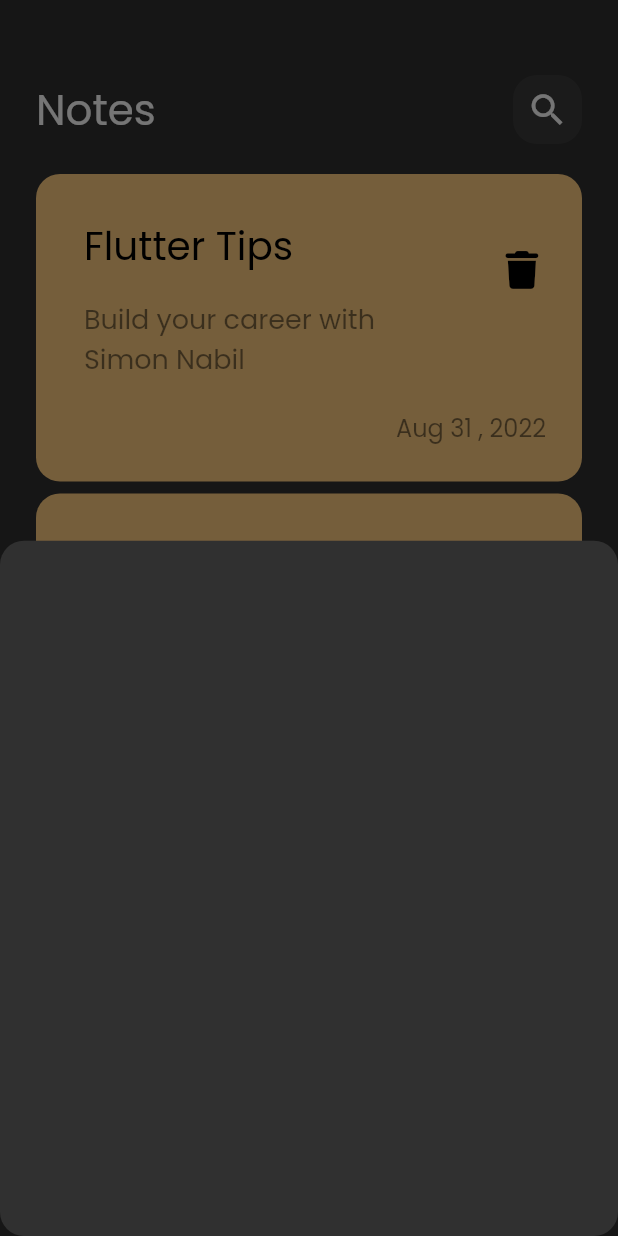
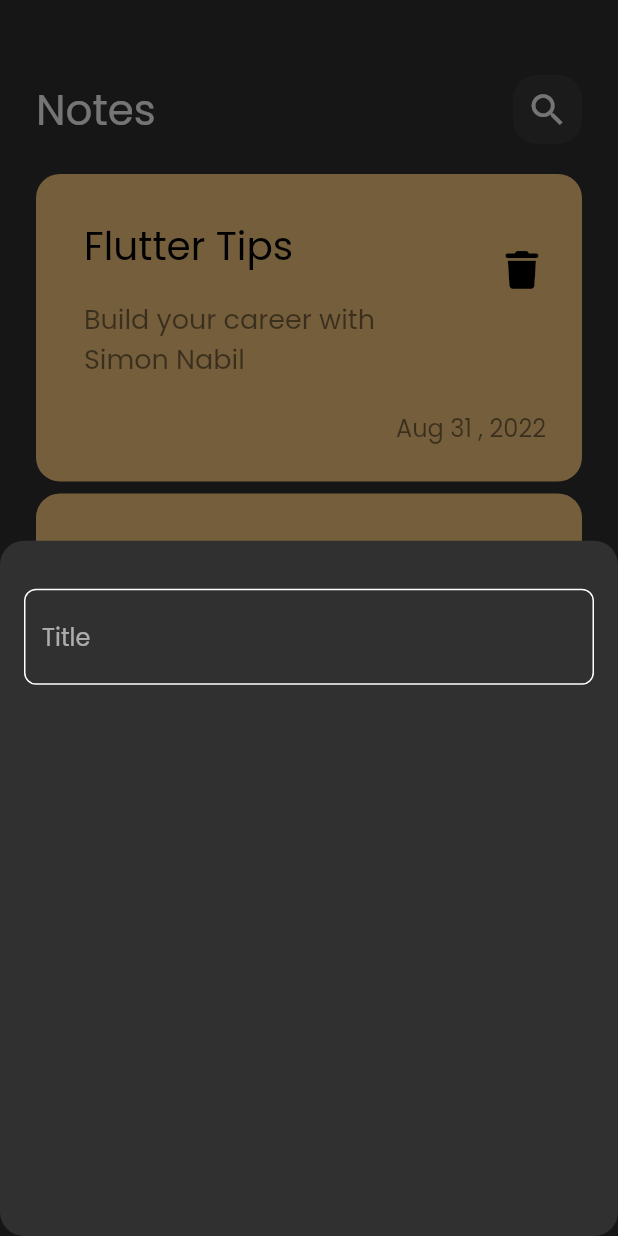
Before and after one commit to Simonnabil22/notes_app, a Flutter app: the screen it shows after launch, after a tap on the "add" icon, on a phone screen of 412 x 824 dp. Run offline on Flutter 3.47's test engine with Material 2 defaults, Android fonts, the phone set to English and light mode, and no system bars; our stand-ins replace font_awesome_flutter.

Commit message:
create custom text field

```diff
--- a/lib/widgets/add_note_bottom_sheet.dart
+++ b/lib/widgets/add_note_bottom_sheet.dart
@@ -1,10 +1,21 @@
 import 'package:flutter/material.dart';
+import 'package:notes_app/widgets/custom_text_field.dart';
 
 class AddNoteBottomSheet extends StatelessWidget {
   const AddNoteBottomSheet({super.key});
 
   @override
   Widget build(BuildContext context) {
-    return Container();
+    return const Padding(
+      padding:  EdgeInsets.symmetric(horizontal: 16),
+      child:  Column(
+        children: [
+          SizedBox(
+            height: 32,
+          ),
+          CustomTextField(),
+        ],
+      ),
+    );
   }
 }
--- /dev/null
+++ b/lib/widgets/constants.dart
@@ -0,0 +1,3 @@
+import 'dart:ui';
+
+const kPrimaryColor =   Color(0xff62FCD7);
--- /dev/null
+++ b/lib/widgets/custom_text_field.dart
@@ -0,0 +1,30 @@
+import 'package:flutter/material.dart';
+import 'package:notes_app/widgets/constants.dart';
+
+class CustomTextField extends StatelessWidget {
+  const CustomTextField({super.key});
+
+  @override
+  Widget build(BuildContext context) {
+    return  TextField(
+      cursorColor:kPrimaryColor ,
+      decoration: InputDecoration(
+      hintText: 'Title',
+       border: buildBorder(),
+       enabledBorder: buildBorder(),
+       focusedBorder: buildBorder(kPrimaryColor) ,
+      ),
+    );
+  }
+
+  OutlineInputBorder buildBorder([color]) {
+    return OutlineInputBorder(
+      borderRadius: BorderRadius.circular(
+        8,
+      ),
+      borderSide:  BorderSide(
+        color: color ?? Colors.white,
+      )
+     );
+  }
+}
```
